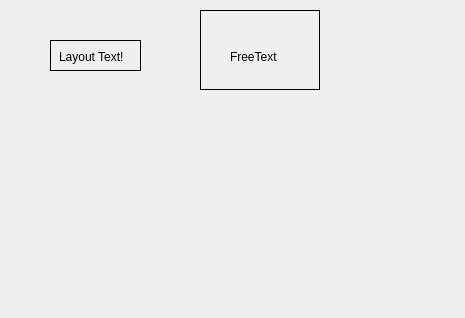
Above: mainwindow.ui from Dimaximym/QmlParser before the change. Below: the same form after it.
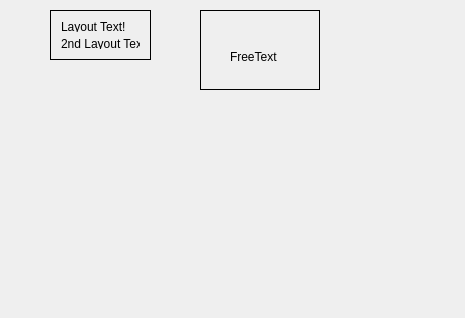
That is the form after the change.

Commit message: added Layout parsing

```diff
--- a/mainwindow.ui
+++ b/mainwindow.ui
@@ -18,23 +18,17 @@
     <property name="geometry">
      <rect>
       <x>50</x>
-      <y>40</y>
-      <width>91</width>
-      <height>31</height>
+      <y>10</y>
+      <width>101</width>
+      <height>50</height>
      </rect>
     </property>
     <property name="styleSheet">
      <string notr="true">border: 1px solid black</string>
     </property>
+    <layout class="QGridLayout" name="gridLayout">
+     <item row="0" column="0">
     <widget class="QLabel" name="layoutLabel">
-     <property name="geometry">
-      <rect>
-       <x>9</x>
-       <y>9</y>
-       <width>71</width>
-       <height>16</height>
-      </rect>
-     </property>
      <property name="styleSheet">
       <string notr="true">border: 0px solid black</string>
      </property>
@@ -42,6 +36,18 @@
       <string>Layout Text!</string>
      </property>
     </widget>
+     </item>
+     <item row="1" column="0">
+      <widget class="QLabel" name="layoutLabel2">
+       <property name="styleSheet">
+        <string notr="true">border: 0px solid black</string>
+       </property>
+       <property name="text">
+        <string>2nd Layout Text</string>
+       </property>
+      </widget>
+     </item>
+    </layout>
    </widget>
    <widget class="QWidget" name="freeWidget" native="true">
     <property name="geometry">
```
Lines whose indentation alone changed are shown as unchanged. The commit also changes 11 other files.
